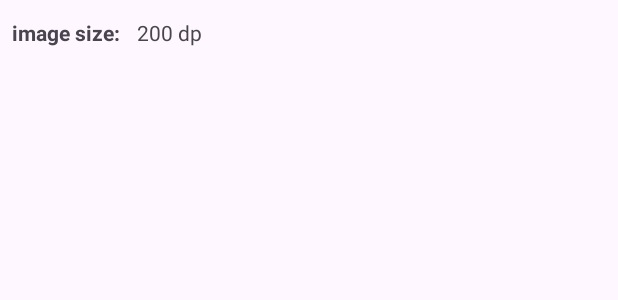
After one commit to MustafaKhaled/Flickrpedia, an Android app: the layout common_label_value.xml on its own in the app's theme, with its tools: preview values and no code run, on a phone screen of 412 x 824 dp. The commit adds this screen. Shown: the top 300 px of the screen. Run offline under Robolectric (Android 15) with nearby library versions, the phone set to English and light mode, and no system bars; network calls fail.

Commit message:
added navigation icon added section for image details

```diff
--- /dev/null
+++ b/app/src/main/res/drawable/baseline_arrow_back_24.xml
@@ -0,0 +1,5 @@
+<vector android:autoMirrored="true" android:height="24dp"
+    android:tint="#FFFFFF" android:viewportHeight="24"
+    android:viewportWidth="24" android:width="24dp" xmlns:android="http://schemas.android.com/apk/res/android">
+    <path android:fillColor="@android:color/white" android:pathData="M20,11H7.83l5.59,-5.59L12,4l-8,8 8,8 1.41,-1.41L7.83,13H20v-2z"/>
+</vector>
--- /dev/null
+++ b/app/src/main/res/layout/common_label_value.xml
@@ -0,0 +1,37 @@
+<?xml version="1.0" encoding="utf-8"?>
+
+
+<layout xmlns:android="http://schemas.android.com/apk/res/android"
+    xmlns:app="http://schemas.android.com/apk/res-auto"
+    xmlns:tools="http://schemas.android.com/tools">
+
+    <androidx.constraintlayout.widget.ConstraintLayout
+        android:layout_width="match_parent"
+        android:layout_height="wrap_content"
+        android:layout_margin="8dp"
+        android:paddingVertical="4dp"
+        >
+
+        <TextView
+            android:id="@+id/label"
+            android:layout_width="wrap_content"
+            android:layout_height="wrap_content"
+            android:textStyle="bold"
+            app:layout_constraintStart_toStartOf="parent"
+            app:layout_constraintTop_toTopOf="parent"
+            tools:text= "image size: "
+            />
+
+        <TextView
+            android:id="@+id/value"
+            android:layout_width="wrap_content"
+            android:layout_height="wrap_content"
+            android:layout_marginStart="8dp"
+            app:layout_constraintStart_toEndOf="@+id/label"
+            app:layout_constraintTop_toTopOf="parent"
+            tools:text= "200 dp "
+            />
+
+    </androidx.constraintlayout.widget.ConstraintLayout>
+
+</layout>
--- a/app/src/main/res/values/strings.xml
+++ b/app/src/main/res/values/strings.xml
@@ -12,4 +12,8 @@
     <string name="password_can_t_be_less_than_6_or_more_than_12_character">password can\'t be less than 6 or more than 12 character</string>
     <string name="email_is_required">Email is required</string>
     <string name="invalid_email_format">Invalid Email format</string>
+    <string name="image_details_section">Image Details</string>
+    <string name="image_size_label">Image size</string>
+    <string name="image_type_label">Image Type</string>
+    <string name="user_details_section_title">User Details</string>
 </resources>
```
Also changed, not shown: app/src/main/java/com/example/flickrpedia/ui/home/ImageDetailsFragment.kt (+17 -0 lines), app/src/main/res/layout/fragment_image_details.xml (+96 -1 lines).
